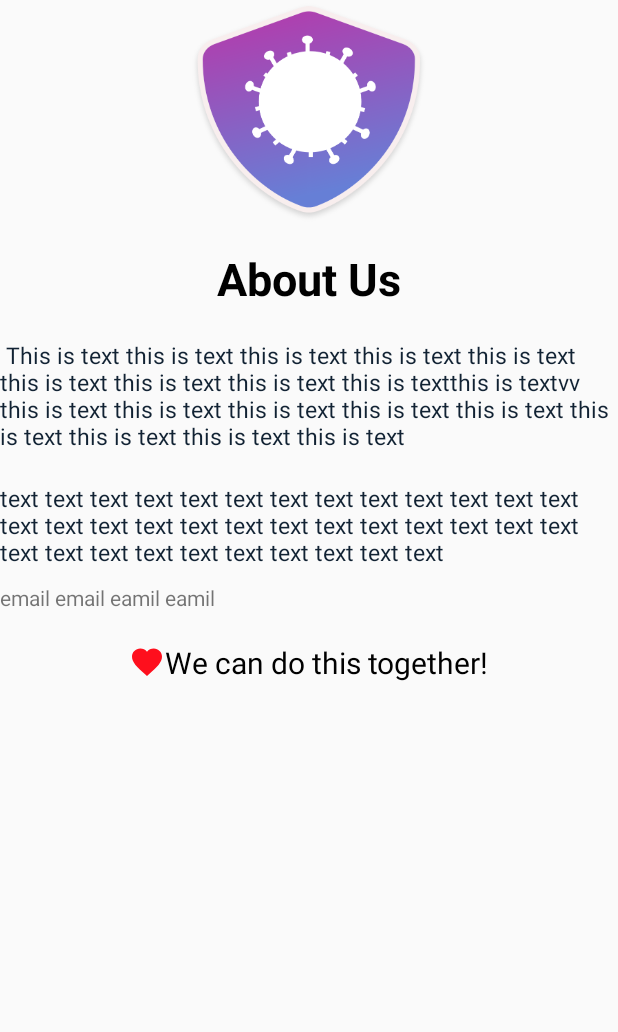
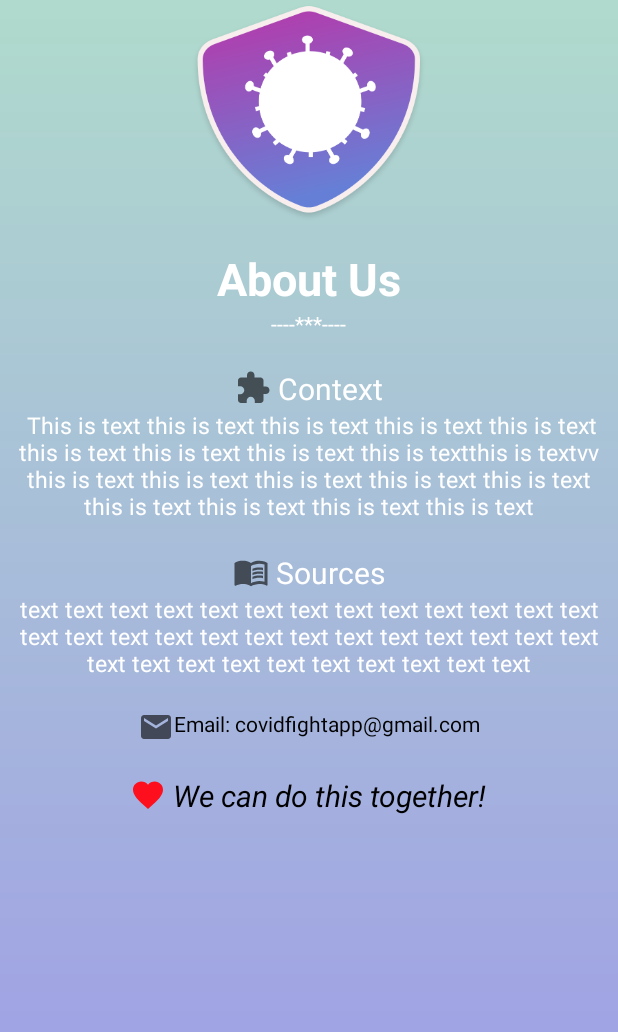
Before and after one commit to charliedil/CovidFight, an Android app: the AboutUsActivity screen opened directly, with no data from a screen before it, on a phone screen of 412 x 824 dp. Shown: the top 1032 px of the screen. Run offline under Robolectric (Android 15) with nearby library versions, the phone set to English and light mode, and no system bars; Roboto replaces fonts that are not available here.

Commit message:
About us page

```diff
--- a/app/src/main/java/com/example/covidfight/MainActivity.java
+++ b/app/src/main/java/com/example/covidfight/MainActivity.java
@@ -141,6 +141,7 @@ public class MainActivity extends AppCompatActivity implements View.OnClickListe
                 i = new Intent(this,SettingsActivity.class);
                 startActivity(i);
                 break;
+
         }
 
 
--- /dev/null
+++ b/app/src/main/res/drawable/ic_baseline_context.xml
@@ -0,0 +1,10 @@
+<vector xmlns:android="http://schemas.android.com/apk/res/android"
+    android:width="24dp"
+    android:height="24dp"
+    android:viewportWidth="24"
+    android:viewportHeight="24"
+    android:tint="?attr/colorControlNormal">
+  <path
+      android:fillColor="@android:color/white"
+      android:pathData="M20.5,11H19V7c0,-1.1 -0.9,-2 -2,-2h-4V3.5C13,2.12 11.88,1 10.5,1S8,2.12 8,3.5V5H4c-1.1,0 -1.99,0.9 -1.99,2v3.8H3.5c1.49,0 2.7,1.21 2.7,2.7s-1.21,2.7 -2.7,2.7H2V20c0,1.1 0.9,2 2,2h3.8v-1.5c0,-1.49 1.21,-2.7 2.7,-2.7 1.49,0 2.7,1.21 2.7,2.7V22H17c1.1,0 2,-0.9 2,-2v-4h1.5c1.38,0 2.5,-1.12 2.5,-2.5S21.88,11 20.5,11z"/>
+</vector>
--- /dev/null
+++ b/app/src/main/res/drawable/ic_baseline_email_24.xml
@@ -0,0 +1,10 @@
+<vector xmlns:android="http://schemas.android.com/apk/res/android"
+    android:width="24dp"
+    android:height="24dp"
+    android:viewportWidth="24"
+    android:viewportHeight="24"
+    android:tint="?attr/colorControlNormal">
+  <path
+      android:fillColor="@android:color/white"
+      android:pathData="M20,4L4,4c-1.1,0 -1.99,0.9 -1.99,2L2,18c0,1.1 0.9,2 2,2h16c1.1,0 2,-0.9 2,-2L22,6c0,-1.1 -0.9,-2 -2,-2zM20,8l-8,5 -8,-5L4,6l8,5 8,-5v2z"/>
+</vector>
--- /dev/null
+++ b/app/src/main/res/drawable/ic_baseline_resource.xml
@@ -0,0 +1,19 @@
+<vector xmlns:android="http://schemas.android.com/apk/res/android"
+    android:width="24dp"
+    android:height="24dp"
+    android:viewportWidth="24"
+    android:viewportHeight="24"
+    android:tint="?attr/colorControlNormal">
+  <path
+      android:fillColor="@android:color/white"
+      android:pathData="M21,5c-1.11,-0.35 -2.33,-0.5 -3.5,-0.5c-1.95,0 -4.05,0.4 -5.5,1.5c-1.45,-1.1 -3.55,-1.5 -5.5,-1.5S2.45,4.9 1,6v14.65c0,0.25 0.25,0.5 0.5,0.5c0.1,0 0.15,-0.05 0.25,-0.05C3.1,20.45 5.05,20 6.5,20c1.95,0 4.05,0.4 5.5,1.5c1.35,-0.85 3.8,-1.5 5.5,-1.5c1.65,0 3.35,0.3 4.75,1.05c0.1,0.05 0.15,0.05 0.25,0.05c0.25,0 0.5,-0.25 0.5,-0.5V6C22.4,5.55 21.75,5.25 21,5zM21,18.5c-1.1,-0.35 -2.3,-0.5 -3.5,-0.5c-1.7,0 -4.15,0.65 -5.5,1.5V8c1.35,-0.85 3.8,-1.5 5.5,-1.5c1.2,0 2.4,0.15 3.5,0.5V18.5z"/>
+  <path
+      android:fillColor="@android:color/white"
+      android:pathData="M17.5,10.5c0.88,0 1.73,0.09 2.5,0.26V9.24C19.21,9.09 18.36,9 17.5,9c-1.7,0 -3.24,0.29 -4.5,0.83v1.66C14.13,10.85 15.7,10.5 17.5,10.5z"/>
+  <path
+      android:fillColor="@android:color/white"
+      android:pathData="M13,12.49v1.66c1.13,-0.64 2.7,-0.99 4.5,-0.99c0.88,0 1.73,0.09 2.5,0.26V11.9c-0.79,-0.15 -1.64,-0.24 -2.5,-0.24C15.8,11.66 14.26,11.96 13,12.49z"/>
+  <path
+      android:fillColor="@android:color/white"
+      android:pathData="M17.5,14.33c-1.7,0 -3.24,0.29 -4.5,0.83v1.66c1.13,-0.64 2.7,-0.99 4.5,-0.99c0.88,0 1.73,0.09 2.5,0.26v-1.52C19.21,14.41 18.36,14.33 17.5,14.33z"/>
+</vector>
--- a/app/src/main/res/layout/activity_about_us.xml
+++ b/app/src/main/res/layout/activity_about_us.xml
@@ -4,6 +4,7 @@
     xmlns:tools="http://schemas.android.com/tools"
     android:layout_width="match_parent"
     android:layout_height="match_parent"
+    android:background="@drawable/bg_gradient"
     tools:context=".AboutUsActivity">
 
     <androidx.appcompat.widget.AppCompatImageView
@@ -11,6 +12,7 @@
         android:layout_height="150dp"
         android:src="@drawable/logo"
         android:id="@+id/headerLogo"/>
+
     <TextView
         android:id="@+id/header"
         android:layout_width="wrap_content"
@@ -19,46 +21,84 @@
         android:layout_below="@+id/headerLogo"
         android:layout_centerHorizontal="true"
         android:textSize="30sp"
-        android:textColor="#000"
+        android:textColor="#FFF"
         android:textStyle="bold"
         android:layout_marginTop="15dp"/>
+    <TextView
+        android:id="@+id/line1"
+        android:layout_width="wrap_content"
+        android:layout_height="wrap_content"
+        android:layout_centerHorizontal="true"
+        android:layout_below="@+id/header"
+        android:text="----***----"
+        android:textColor="#FFF"/>
+    <TextView
+        android:id="@+id/ContextHeader"
+        android:layout_width="wrap_content"
+        android:layout_height="wrap_content"
+        android:layout_centerHorizontal="true"
+        android:text=" Context"
+        android:drawableLeft="@drawable/ic_baseline_context"
+        android:layout_marginTop="20dp"
+        android:textSize="20dp"
+        android:textColor="#fff"
+        android:layout_below="@+id/line1"/>
     <TextView
         android:layout_width="wrap_content"
         android:layout_height="wrap_content"
         android:id="@+id/context"
+        android:textSize="15dp"
+        android:layout_marginHorizontal="5dp"
+        android:layout_below="@+id/ContextHeader"
+        android:textAlignment="center"
+        android:textColor="#fff"
+        android:text=" This is text this is text this is text this is text this is text this is text this is text this is text this is textthis is textvv this is text this is text this is text this is text this is text this is text this is text this is text this is text"
+        android:gravity="center_horizontal" />
+
+    <TextView
+        android:id="@+id/SourceHeader"
+        android:layout_width="wrap_content"
+        android:layout_height="wrap_content"
+        android:layout_below="@+id/context"
+        android:layout_centerHorizontal="true"
         android:layout_marginTop="20dp"
-        android:textSize="15dp"
-        android:layout_below="@+id/header"
-        android:textColor="#123"
-        android:text=" This is text this is text this is text this is text this is text this is text this is text this is text this is textthis is textvv this is text this is text this is text this is text this is text this is text this is text this is text this is text"
+        android:textSize="20dp"
+        android:textColor="#FFF"
+        android:drawableLeft="@drawable/ic_baseline_resource"
+        android:text=" Sources"
         />
     <TextView
         android:layout_width="wrap_content"
         android:layout_height="wrap_content"
         android:id="@+id/source"
-        android:layout_below="@+id/context"
+        android:layout_below="@+id/SourceHeader"
         android:textSize="15dp"
-        android:textColor="#123"
+        android:textColor="#fff"
+        android:textAlignment="center"
+        android:layout_marginHorizontal="5dp"
         android:text="text text text text text text text text text text text text text text text text text text text text text text text text text text text text text text text text text text text text"
-        android:layout_marginTop="20dp"
-        />
+        android:gravity="center_horizontal" />
     <TextView
         android:layout_width="wrap_content"
         android:layout_height="wrap_content"
         android:id="@+id/email"
         android:layout_below="@id/source"
-        android:text="email email eamil eamil"
-        android:layout_marginTop="10dp"
+        android:text="Email: covidfightapp@gmail.com"
+        android:drawableLeft="@drawable/ic_baseline_email_24"
+        android:layout_marginTop="20dp"
+        android:layout_centerHorizontal="true"
+        android:textColor="#000"
         />
 
     <TextView
         android:layout_width="wrap_content"
         android:layout_height="wrap_content"
-        android:text="We can do this together!"
+        android:text=" We can do this together!"
         android:layout_below="@+id/email"
         android:drawableLeft="@drawable/ic_heart"
         android:layout_marginTop="20dp"
         android:textSize="20dp"
+        android:textStyle="italic"
         android:textColor="#000"
         android:layout_centerHorizontal="true"/>
 
```
